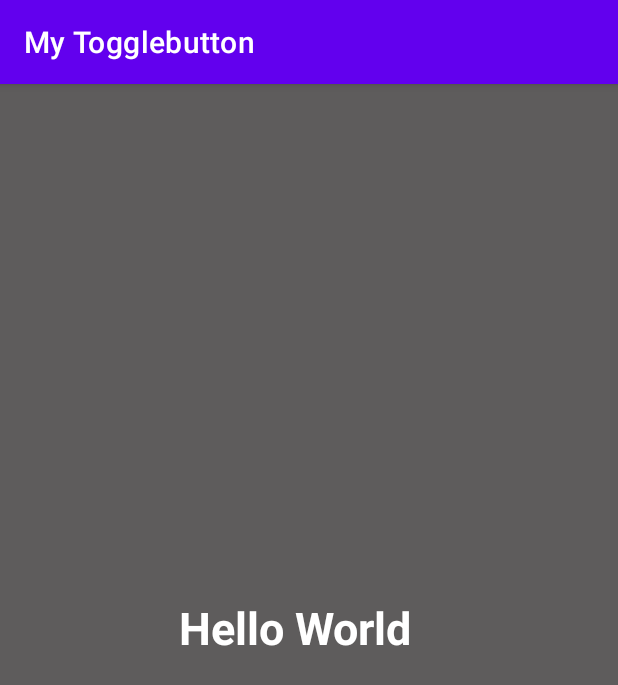
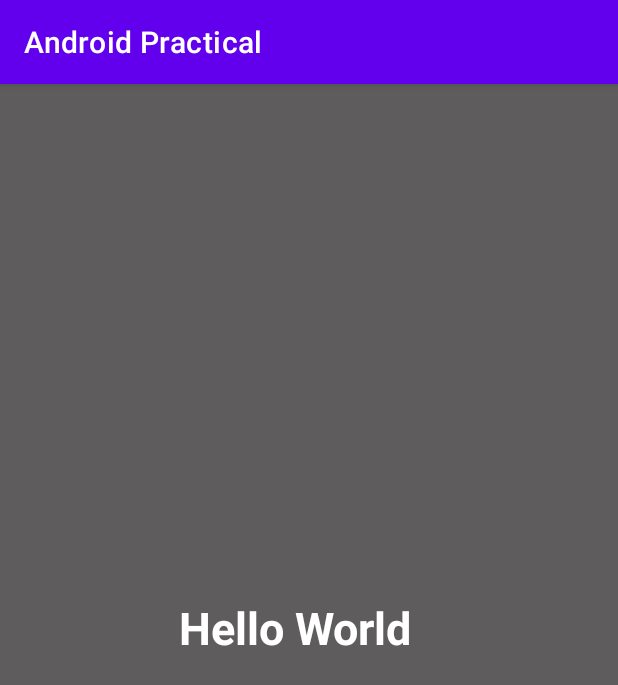
Before and after one commit to 5hr1ganesh/myAppl1cation2, an Android app: the HelloActivity screen opened directly, with no data from a screen before it, on a phone screen of 412 x 824 dp. Shown: the top 685 px of the screen. Run offline under Robolectric (Android 15) with nearby library versions, the phone set to English and light mode, and no system bars.

Commit message:
minor changes

```diff
--- a/app/src/main/java/com/dharamveer/mytogglebutton/HelloActivity.java
+++ b/app/src/main/java/com/dharamveer/mytogglebutton/HelloActivity.java
@@ -4,11 +4,26 @@ import androidx.appcompat.app.AppCompatActivity;
 
 import android.os.Bundle;
 
+import com.dharamveer.mytogglebutton.databinding.ActivityHelloBinding;
+
 public class HelloActivity extends AppCompatActivity {
-
+    Bundle extras;
+    String text = "";
+    ActivityHelloBinding binding;
     @Override
     protected void onCreate(Bundle savedInstanceState) {
         super.onCreate(savedInstanceState);
-        setContentView(R.layout.activity_hello);
+
+        binding = ActivityHelloBinding.inflate(getLayoutInflater());
+        setContentView(binding.getRoot());
+
+        if (savedInstanceState == null) {
+            extras = getIntent().getExtras();
+            if (extras != null) {
+                binding.textView6.setText("Welcome, " + extras.getString("username", ""));
+            }
+        } else {
+            binding.textView6.setText("Welcome, " + (String) savedInstanceState.getSerializable("username"));
+        }
     }
 }
--- a/app/src/main/java/com/dharamveer/mytogglebutton/LoginForm.java
+++ b/app/src/main/java/com/dharamveer/mytogglebutton/LoginForm.java
@@ -1,5 +1,6 @@
 package com.dharamveer.mytogglebutton;
 
+import android.content.Intent;
 import android.os.Bundle;
 import android.widget.Button;
 import android.widget.Toast;
@@ -36,7 +37,11 @@ public class LoginForm extends AppCompatActivity {
                 txtUsername.setError(null);
                 txtPassword.setError(null);
                 Toast.makeText(this, "Login Successful!!!", Toast.LENGTH_SHORT).show();
+                Intent i = new Intent(this, HelloActivity.class);
+                i.putExtra("username", txtUsername.getEditText().getText().toString());
+                startActivity(i);
             }
+
         });
 
     }
--- a/app/src/main/res/values/strings.xml
+++ b/app/src/main/res/values/strings.xml
@@ -1,5 +1,5 @@
 <resources>
-    <string name="app_name">My Togglebutton</string>
+    <string name="app_name">Android Practical</string>
     <string name="title_activity_login_form">LoginForm</string>
     <string name="prompt_email">Email</string>
     <string name="prompt_password">Password</string>
```
